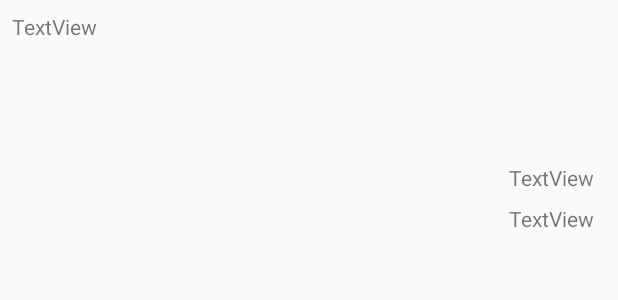
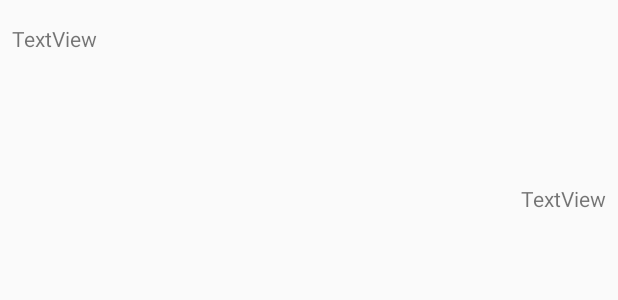
Before and after one commit to teumaas/Android-Bioscoop-App, an Android app: the layout costum_review_listview.xml on its own in the app's theme, with its tools: preview values and no code run, on a phone screen of 412 x 824 dp. Shown: the top 300 px of the screen. Run offline under Robolectric (Android 15) with nearby library versions, the phone set to English and light mode, and no system bars; Roboto replaces fonts that are not available here.

```diff
--- a/app/src/main/AndroidManifest.xml
+++ b/app/src/main/AndroidManifest.xml
@@ -59,7 +59,8 @@
             android:name=".controllers.SuccessfulPayment"
             android:parentActivityName=".controllers.MainActivity" />
         <activity android:name=".controllers.ContactDetailsActivity" />
-        <activity android:name=".controllers.ReviewActivity"></activity>
+        <activity android:name=".controllers.ReviewActivity"
+            android:parentActivityName=".controllers.MainActivity" />
     </application>
 
 </manifest>
--- a/app/src/main/java/nl/avans/informatica/bioscoopapp/api/ExecuteQuery.java
+++ b/app/src/main/java/nl/avans/informatica/bioscoopapp/api/ExecuteQuery.java
@@ -88,7 +88,7 @@ public class ExecuteQuery extends AsyncTask<String, Void, String> {
                 SQLResult SQLResultObject = new SQLResult(SQLResult);
 
                 Log.d(TAG, SQLResultObject.toString());
-                listener.onShowAvailable(SQLResultObject);
+                listener.onSQLResultAvailable(SQLResultObject);
         } catch (JSONException e) {
             Log.d(TAG, "onPostExecute JSONException " + e.getLocalizedMessage());
         }
--- a/app/src/main/java/nl/avans/informatica/bioscoopapp/controllers/MovieDetailActivity.java
+++ b/app/src/main/java/nl/avans/informatica/bioscoopapp/controllers/MovieDetailActivity.java
@@ -48,6 +48,7 @@ public class MovieDetailActivity extends AppCompatActivity implements View.OnCli
             @Override
             public void onClick(View view) {
                 Intent reviewIntent = new Intent(MovieDetailActivity.this, ReviewActivity.class);
+                reviewIntent.putExtra("MOVIE", movie);
                 startActivity(reviewIntent);
             }
         });
--- a/app/src/main/java/nl/avans/informatica/bioscoopapp/util/ReviewAdapter.java
+++ b/app/src/main/java/nl/avans/informatica/bioscoopapp/util/ReviewAdapter.java
@@ -63,7 +63,6 @@ public class ReviewAdapter extends BaseAdapter {
             viewHolder = new ViewHolder();
             viewHolder.review = (TextView) convertView.findViewById(R.id.review);
             viewHolder.reviewDate = (TextView) convertView.findViewById(R.id.reviewDate);
-            viewHolder.movieRating = (TextView) convertView.findViewById(R.id.movieRating);
 
             // Koppel de view aan de viewHolder
             convertView.setTag(viewHolder);
@@ -75,8 +74,6 @@ public class ReviewAdapter extends BaseAdapter {
         MovieReview review = (MovieReview) reviewsArrayList.get(position);
         viewHolder.review.setText(review.getContent()); //ToDo moet vanuit de DB worden opgehaald.
         viewHolder.reviewDate.setText(review.getDate()); //ToDo moet vanuit de DB worden opgehaald.
-        viewHolder.movieRating.setText("Rating: " + review.getRating() + "/10"); //ToDo moet vanuit de DB worden opgehaald.
-
 
         return convertView;
     }
@@ -84,6 +81,5 @@ public class ReviewAdapter extends BaseAdapter {
     private static class ViewHolder { //wordt alleen in deze class gebruikt daarom geen public class gemaakt
         protected TextView review;
         protected TextView reviewDate;
-        protected TextView movieRating;
     }
 }
--- a/app/src/main/java/nl/avans/informatica/bioscoopapp/util/interfaces/OnSQLResultAvailable.java
+++ b/app/src/main/java/nl/avans/informatica/bioscoopapp/util/interfaces/OnSQLResultAvailable.java
@@ -7,5 +7,5 @@ import nl.avans.informatica.bioscoopapp.domain.SQLResult;
  */
 
 public interface OnSQLResultAvailable {
-    void onShowAvailable(SQLResult sqlResult);
+    void onSQLResultAvailable(SQLResult sqlResult);
 }
--- a/app/src/main/res/layout/costum_review_listview.xml
+++ b/app/src/main/res/layout/costum_review_listview.xml
@@ -1,22 +1,26 @@
 <?xml version="1.0" encoding="utf-8"?>
-<android.support.constraint.ConstraintLayout
-    xmlns:android="http://schemas.android.com/apk/res/android"
+<android.support.constraint.ConstraintLayout xmlns:android="http://schemas.android.com/apk/res/android"
     xmlns:app="http://schemas.android.com/apk/res-auto"
     xmlns:tools="http://schemas.android.com/tools"
     android:layout_width="match_parent"
-    android:layout_height="match_parent">
+    android:layout_height="wrap_content"
+    android:minHeight="150dp">
 
     <TextView
         android:id="@+id/review"
         android:layout_width="0dp"
-        android:layout_height="155dp"
+        android:layout_height="wrap_content"
+        android:layout_marginBottom="8dp"
         android:layout_marginEnd="8dp"
         android:layout_marginStart="8dp"
         android:layout_marginTop="8dp"
         android:text="TextView"
+        app:layout_constraintBottom_toTopOf="@+id/reviewDate"
         app:layout_constraintEnd_toEndOf="parent"
+        app:layout_constraintHorizontal_bias="0.0"
         app:layout_constraintStart_toStartOf="parent"
-        app:layout_constraintTop_toTopOf="parent" />
+        app:layout_constraintTop_toTopOf="parent"
+        app:layout_constraintVertical_bias="0.089" />
 
     <TextView
         android:id="@+id/reviewDate"
@@ -25,17 +29,7 @@
         android:layout_marginBottom="8dp"
         android:layout_marginEnd="8dp"
         android:text="TextView"
-        app:layout_constraintBottom_toBottomOf="@+id/review"
-        app:layout_constraintEnd_toEndOf="@+id/review" />
-
-    <TextView
-        android:id="@+id/movieRating"
-        android:layout_width="wrap_content"
-        android:layout_height="wrap_content"
-        android:layout_marginBottom="8dp"
-        android:layout_marginEnd="8dp"
-        android:text="TextView"
-        app:layout_constraintBottom_toTopOf="@+id/reviewDate"
-        app:layout_constraintEnd_toEndOf="@+id/review" />
+        app:layout_constraintBottom_toBottomOf="parent"
+        app:layout_constraintEnd_toEndOf="parent" />
 
 </android.support.constraint.ConstraintLayout>
```
Also changed, not shown: app/src/main/java/nl/avans/informatica/bioscoopapp/controllers/ReviewActivity.java (+59 -17 lines), app/src/main/res/layout/activity_review.xml (+7 -3 lines), app/src/main/res/layout/list_row_item_shows.xml (deleted, +0 -33 lines).
